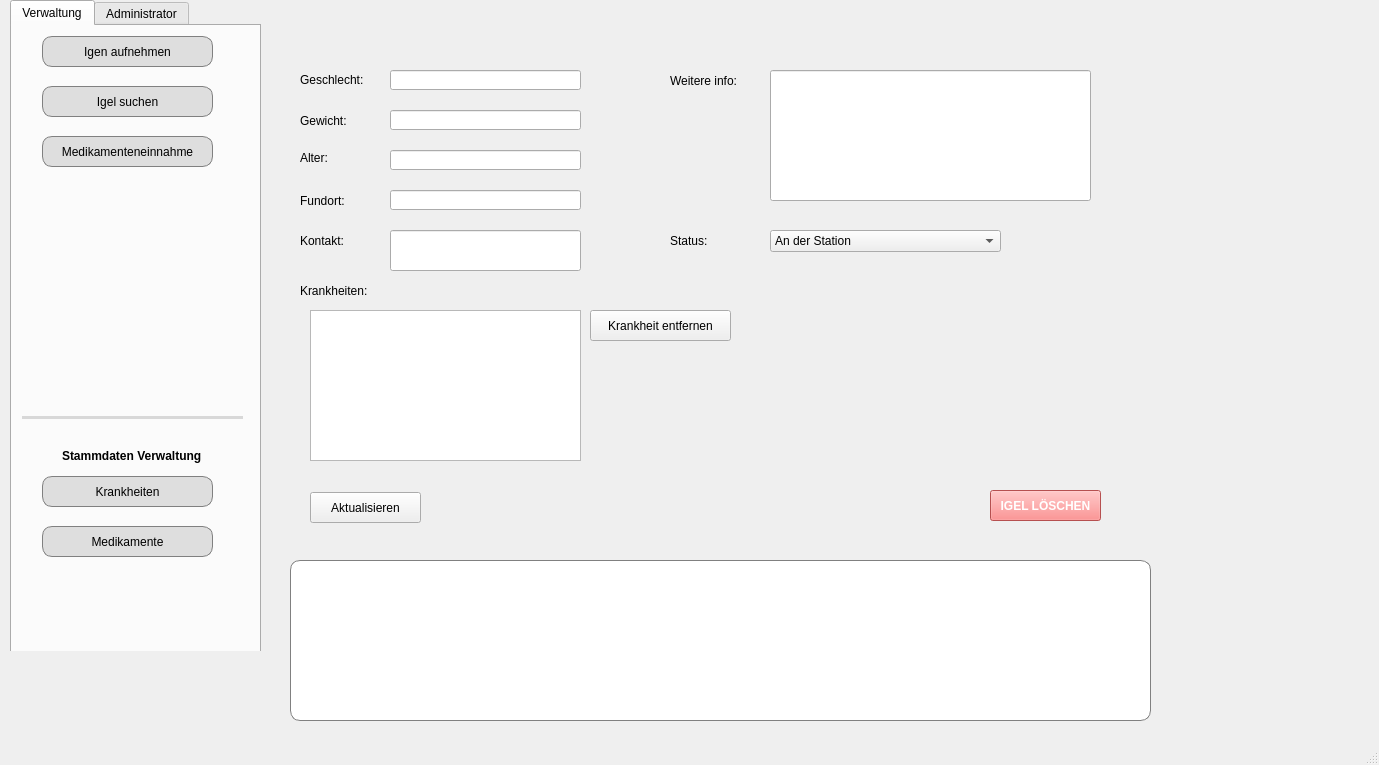
This is libary/hgalaxy.ui in n1kozor/HedgehogGalaxy as Qt 5 draws it before an edit. The edited form follows.
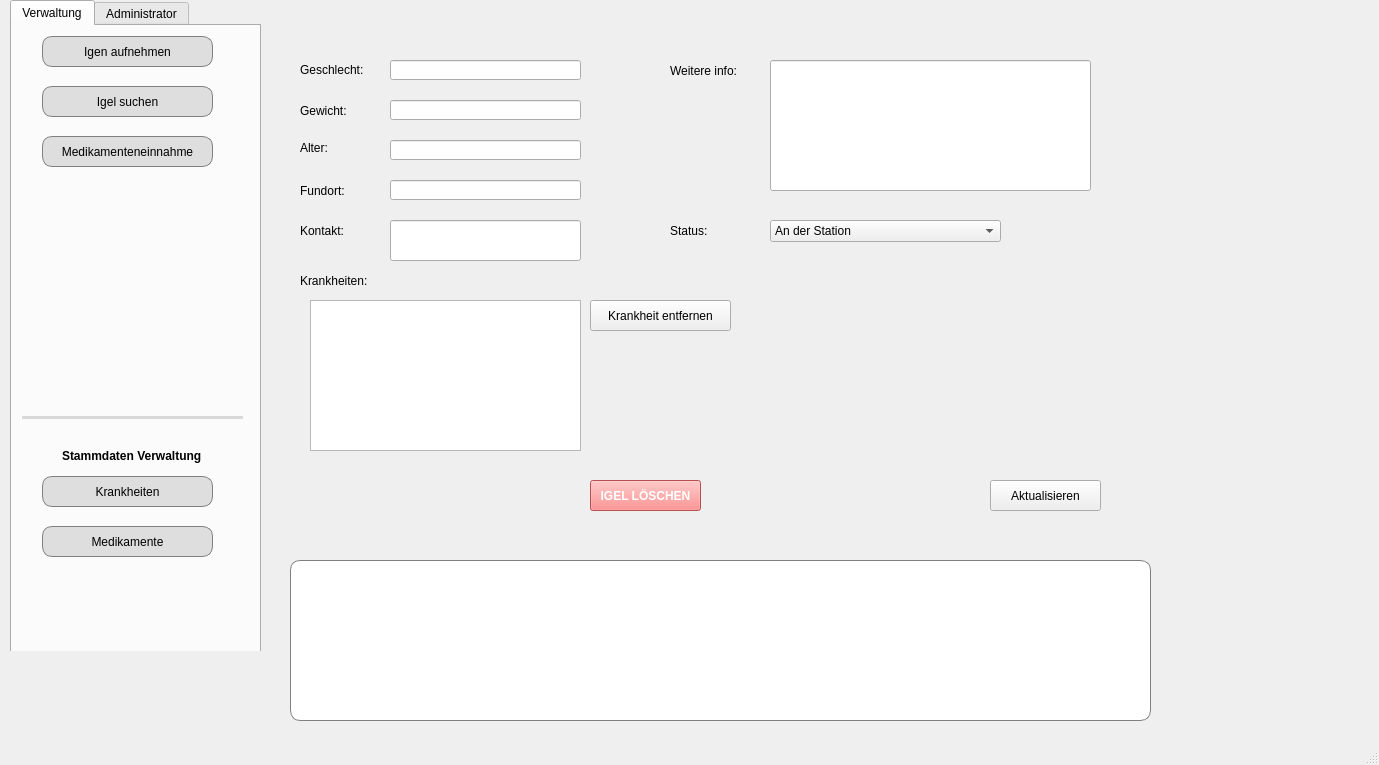
This is the edited form. The open tabs and pages were chosen to show the change. Icons and pictures are not drawn.

Diff of the .ui file:
```diff
--- a/libary/hgalaxy.ui
+++ b/libary/hgalaxy.ui
@@ -21,7 +21,7 @@
     <property name="geometry">
      <rect>
       <x>290</x>
-      <y>20</y>
+      <y>10</y>
       <width>861</width>
       <height>531</height>
      </rect>
@@ -1001,8 +1001,8 @@
      <widget class="QPushButton" name="btn_save_update_igel">
       <property name="geometry">
        <rect>
-        <x>20</x>
-        <y>472</y>
+        <x>700</x>
+        <y>470</y>
         <width>111</width>
         <height>31</height>
        </rect>
@@ -1150,7 +1150,7 @@
      <widget class="QPushButton" name="btn_delete_igel">
       <property name="geometry">
        <rect>
-        <x>700</x>
+        <x>300</x>
         <y>470</y>
         <width>111</width>
         <height>31</height>
```
Left out of the diff: 2 changed lines with no effect on the pictures.
